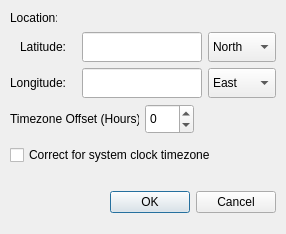
This is QtSsLocationDialog.ui in mairda/QtSunsetter as Qt 5 draws it before an edit. The edited form follows.
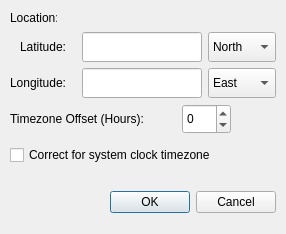
This is the edited form.

Patch:
```diff
--- a/QtSsLocationDialog.ui
+++ b/QtSsLocationDialog.ui
@@ -50,7 +50,7 @@
     <rect>
      <x>20</x>
      <y>39</y>
-     <width>46</width>
+     <width>61</width>
      <height>16</height>
     </rect>
    </property>
@@ -79,7 +79,7 @@
     <rect>
      <x>10</x>
      <y>75</y>
-     <width>56</width>
+     <width>71</width>
      <height>16</height>
     </rect>
    </property>
@@ -148,7 +148,7 @@
     <rect>
      <x>10</x>
      <y>111</y>
-     <width>129</width>
+     <width>171</width>
      <height>16</height>
     </rect>
    </property>
@@ -159,7 +159,7 @@
   <widget class="QSpinBox" name="tzOffset">
    <property name="geometry">
     <rect>
-     <x>145</x>
+     <x>182</x>
      <y>104</y>
      <width>49</width>
      <height>30</height>
@@ -180,7 +180,7 @@
     <rect>
      <x>10</x>
      <y>145</y>
-     <width>203</width>
+     <width>251</width>
      <height>20</height>
     </rect>
    </property>
```
Left out of the diff: 2 changed lines with no effect on the pictures.
